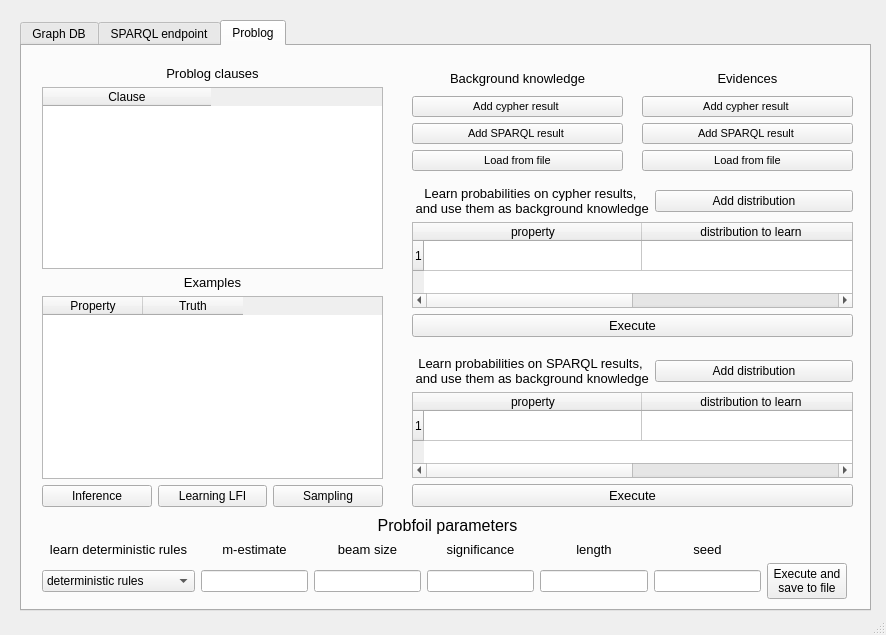
Above: resources/GUI.ui from pasqualedem/Graph-DB-Problog-Linker before the change. Below: the same form after it.
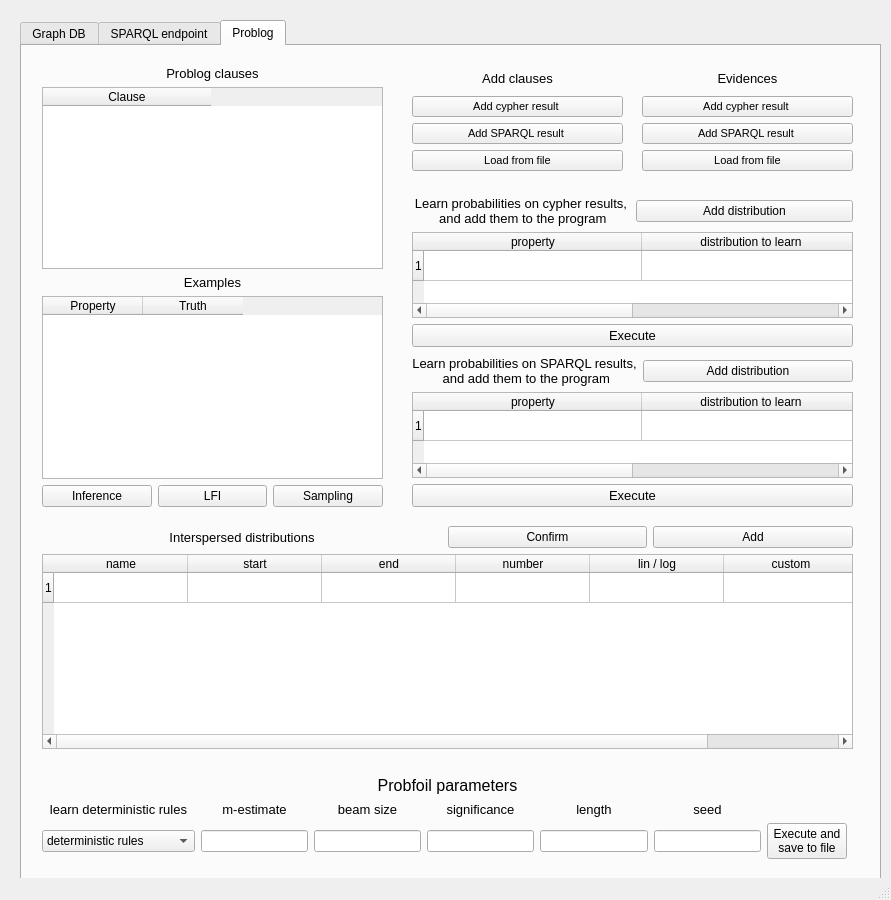
That is the form after the change. Icons and pictures are not drawn.

Commit message: parametri per le distribuzioni intervallate

```diff
--- a/resources/GUI.ui
+++ b/resources/GUI.ui
@@ -6,8 +6,8 @@
    <rect>
     <x>0</x>
     <y>0</y>
-    <width>886</width>
-    <height>635</height>
+    <width>891</width>
+    <height>900</height>
    </rect>
   </property>
   <property name="windowTitle">
@@ -19,8 +19,8 @@
      <rect>
       <x>20</x>
       <y>20</y>
-      <width>851</width>
-      <height>591</height>
+      <width>861</width>
+      <height>861</height>
      </rect>
     </property>
     <property name="currentIndex">
@@ -847,7 +847,7 @@
          </property>
          <property name="text">
           <string>Learn probabilities on SPARQL results,
- and use them as background knowledge</string>
+ and add them to the program</string>
          </property>
          <property name="alignment">
           <set>Qt::AlignCenter</set>
@@ -900,7 +900,7 @@
       <property name="geometry">
        <rect>
         <x>390</x>
-        <y>140</y>
+        <y>150</y>
         <width>441</width>
         <height>151</height>
        </rect>
@@ -915,7 +915,7 @@
          </property>
          <property name="text">
           <string>Learn probabilities on cypher results,
- and use them as background knowledge</string>
+ and add them to the program</string>
          </property>
          <property name="alignment">
           <set>Qt::AlignCenter</set>
@@ -1050,7 +1050,7 @@
        <item row="4" column="1">
         <widget class="QPushButton" name="__lfi">
          <property name="text">
-          <string>Learning LFI</string>
+          <string>LFI</string>
          </property>
         </widget>
        </item>
@@ -1074,7 +1074,7 @@
           </font>
          </property>
          <property name="text">
-          <string>Background knowledge</string>
+          <string>Add clauses</string>
          </property>
          <property name="alignment">
           <set>Qt::AlignCenter</set>
@@ -1123,7 +1123,7 @@
       <property name="geometry">
        <rect>
         <x>20</x>
-        <y>470</y>
+        <y>730</y>
         <width>811</width>
         <height>83</height>
        </rect>
@@ -1273,6 +1273,88 @@
        </item>
       </layout>
      </widget>
+     <widget class="QWidget" name="layoutWidget">
+      <property name="geometry">
+       <rect>
+        <x>20</x>
+        <y>480</y>
+        <width>811</width>
+        <height>223</height>
+       </rect>
+      </property>
+      <layout class="QGridLayout" name="gridLayout_17">
+       <item row="1" column="0" colspan="4">
+        <widget class="QTableWidget" name="__intersperse_table">
+         <property name="rowCount">
+          <number>1</number>
+         </property>
+         <attribute name="horizontalHeaderDefaultSectionSize">
+          <number>134</number>
+         </attribute>
+         <row/>
+         <column>
+          <property name="text">
+           <string>name</string>
+          </property>
+         </column>
+         <column>
+          <property name="text">
+           <string>start</string>
+          </property>
+         </column>
+         <column>
+          <property name="text">
+           <string>end</string>
+          </property>
+         </column>
+         <column>
+          <property name="text">
+           <string>number</string>
+          </property>
+         </column>
+         <column>
+          <property name="text">
+           <string>lin / log</string>
+          </property>
+         </column>
+         <column>
+          <property name="text">
+           <string>custom</string>
+          </property>
+         </column>
+        </widget>
+       </item>
+       <item row="0" column="3">
+        <widget class="QPushButton" name="__add_interspersed">
+         <property name="text">
+          <string>Add</string>
+         </property>
+        </widget>
+       </item>
+       <item row="0" column="2">
+        <widget class="QPushButton" name="__confirm">
+         <property name="text">
+          <string>Confirm</string>
+         </property>
+        </widget>
+       </item>
+       <item row="0" column="0" colspan="2">
+        <widget class="QLabel" name="__interspersed_label">
+         <property name="font">
+          <font>
+           <pointsize>10</pointsize>
+          </font>
+         </property>
+         <property name="text">
+          <string>Interspersed distributions</string>
+         </property>
+         <property name="alignment">
+          <set>Qt::AlignCenter</set>
+         </property>
+        </widget>
+       </item>
+      </layout>
+     </widget>
     </widget>
    </widget>
   </widget>
```
Left out of the diff: 20 changed lines with no effect on the pictures. The commit also changes 1 other file.
